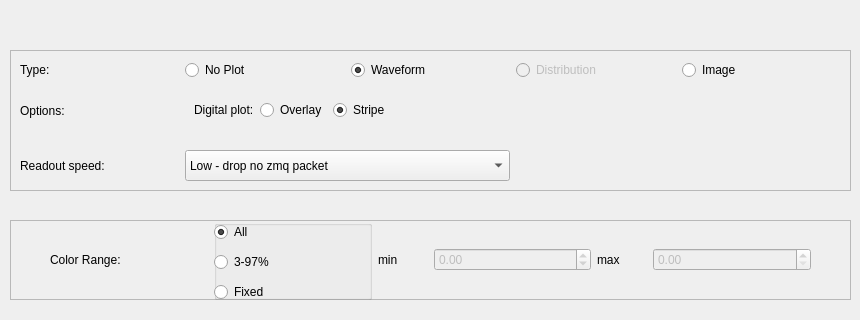
slsdetectorgroup/slsDetectorPackage, file pyctbgui/ui/plot.ui: the form before one commit; both pictures show x 0 to 860 and y 0 to 320 of the 860 by 800 pixel window.
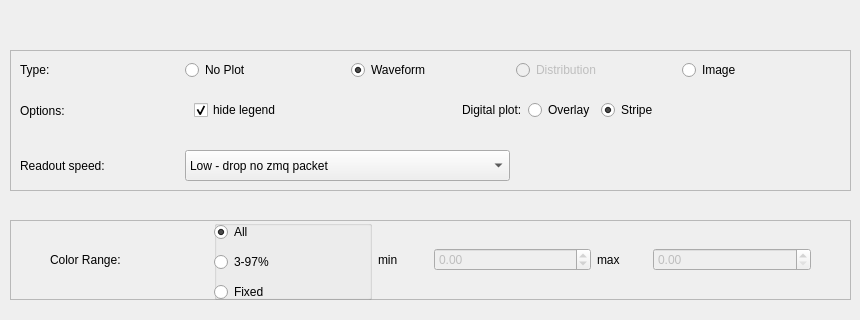
The form after the commit. The open tabs and pages were chosen to show the change.

Commit message: add only selected plots for legend

Diff of the .ui file:
```diff
--- a/pyctbgui/ui/plot.ui
+++ b/pyctbgui/ui/plot.ui
@@ -78,7 +78,20 @@
       </property>
       <widget class="QWidget" name="pageWaveform">
        <layout class="QGridLayout" name="gridLayout_23">
-        <item row="0" column="2">
+        <item row="0" column="0">
+         <widget class="QCheckBox" name="checkBoxHideLegend">
+          <property name="text">
+           <string>hide legend</string>
+          </property>
+          <property name="checked">
+           <bool>true</bool>
+          </property>
+          <property name="tristate">
+           <bool>false</bool>
+          </property>
+         </widget>
+        </item>
+        <item row="0" column="4">
          <widget class="QRadioButton" name="radioButtonStripe">
           <property name="text">
            <string>Stripe</string>
@@ -91,7 +104,7 @@
           </attribute>
          </widget>
         </item>
-        <item row="0" column="3">
+        <item row="0" column="5">
          <spacer name="horizontalSpacer_8">
           <property name="orientation">
            <enum>Qt::Horizontal</enum>
@@ -104,7 +117,7 @@
           </property>
          </spacer>
         </item>
-        <item row="0" column="1">
+        <item row="0" column="3">
          <widget class="QRadioButton" name="radioButtonOverlay">
           <property name="text">
            <string>Overlay</string>
@@ -114,13 +127,26 @@
           </attribute>
          </widget>
         </item>
-        <item row="0" column="0">
+        <item row="0" column="2">
          <widget class="QLabel" name="labelDigitalWaveformOption">
           <property name="text">
            <string>Digital plot:</string>
           </property>
          </widget>
         </item>
+        <item row="0" column="1">
+         <spacer name="horizontalSpacer_3">
+          <property name="orientation">
+           <enum>Qt::Horizontal</enum>
+          </property>
+          <property name="sizeHint" stdset="0">
+           <size>
+            <width>40</width>
+            <height>20</height>
+           </size>
+          </property>
+         </spacer>
+        </item>
        </layout>
       </widget>
       <widget class="QWidget" name="pageDistribution"/>
```
Left out of the diff: 2 changed lines with no effect on the pictures. The commit also changes 5 other files.
